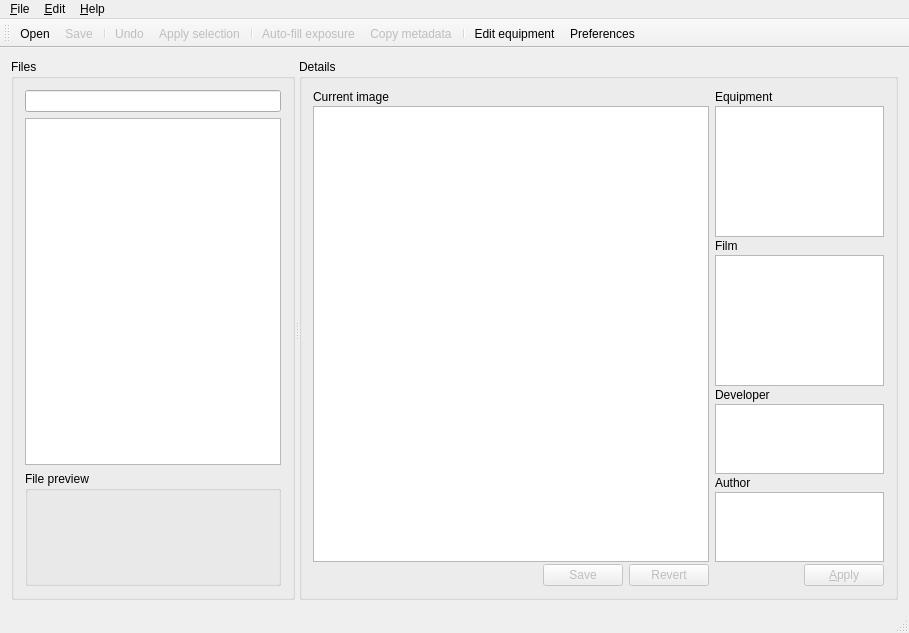
First picture: the form in analogexif.ui, repository cgilles/digikam-analogexif, before the edit.
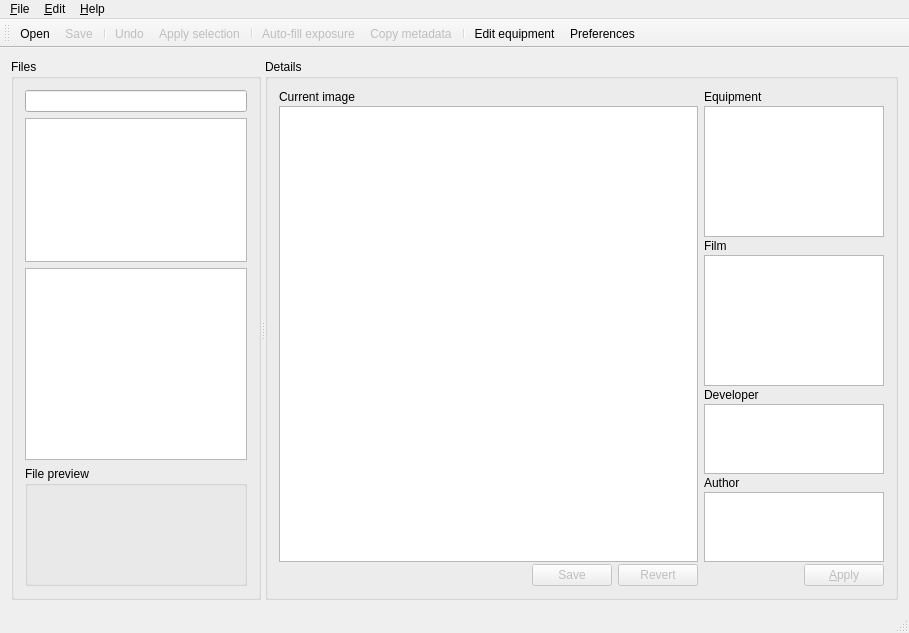
Second picture: the form after the edit. Icons and pictures are not drawn. Custom widgets are drawn as their Qt base class.

Commit message: Split filesystem view and current directory view.

```diff
--- a/analogexif.ui
+++ b/analogexif.ui
@@ -54,14 +54,20 @@
       <widget class="QGroupBox" name="groupBox">
        <property name="sizePolicy">
         <sizepolicy hsizetype="Preferred" vsizetype="Preferred">
-         <horstretch>0</horstretch>
+         <horstretch>30</horstretch>
          <verstretch>0</verstretch>
         </sizepolicy>
        </property>
+       <property name="minimumSize">
+        <size>
+         <width>250</width>
+         <height>0</height>
+        </size>
+       </property>
        <property name="title">
         <string>Files</string>
        </property>
-       <layout class="QVBoxLayout" name="verticalLayout">
+       <layout class="QVBoxLayout" name="verticalLayout" stretch="0,30,0,25">
         <item>
          <widget class="QLineEdit" name="directoryLine">
           <property name="font">
@@ -77,7 +83,7 @@
          </widget>
         </item>
         <item>
-         <widget class="QTreeView" name="fileView">
+         <widget class="QTreeView" name="dirView">
           <property name="sizePolicy">
            <sizepolicy hsizetype="Preferred" vsizetype="Expanding">
             <horstretch>0</horstretch>
@@ -124,13 +130,41 @@
            <bool>false</bool>
           </property>
           <attribute name="headerVisible">
-           <bool>true</bool>
+           <bool>false</bool>
           </attribute>
           <attribute name="headerVisible">
-           <bool>true</bool>
+           <bool>false</bool>
           </attribute>
          </widget>
         </item>
+        <item>
+         <widget class="QListView" name="fileView">
+          <property name="contextMenuPolicy">
+           <enum>Qt::ActionsContextMenu</enum>
+          </property>
+          <property name="showDropIndicator" stdset="0">
+           <bool>false</bool>
+          </property>
+          <property name="alternatingRowColors">
+           <bool>true</bool>
+          </property>
+          <property name="selectionMode">
+           <enum>QAbstractItemView::ExtendedSelection</enum>
+          </property>
+          <property name="selectionBehavior">
+           <enum>QAbstractItemView::SelectRows</enum>
+          </property>
+          <property name="isWrapping" stdset="0">
+           <bool>false</bool>
+          </property>
+          <property name="viewMode">
+           <enum>QListView::ListMode</enum>
+          </property>
+          <property name="uniformItemSizes">
+           <bool>true</bool>
+          </property>
+         </widget>
+        </item>
         <item>
          <widget class="QGroupBox" name="filePreviewGroupBox">
           <property name="sizePolicy">
@@ -182,7 +216,7 @@
       <widget class="QGroupBox" name="groupBox_2">
        <property name="sizePolicy">
         <sizepolicy hsizetype="Expanding" vsizetype="Preferred">
-         <horstretch>100</horstretch>
+         <horstretch>75</horstretch>
          <verstretch>0</verstretch>
         </sizepolicy>
        </property>
```
Left out of the diff: 2 changed lines with no effect on the pictures. The commit also changes 2 other files.
